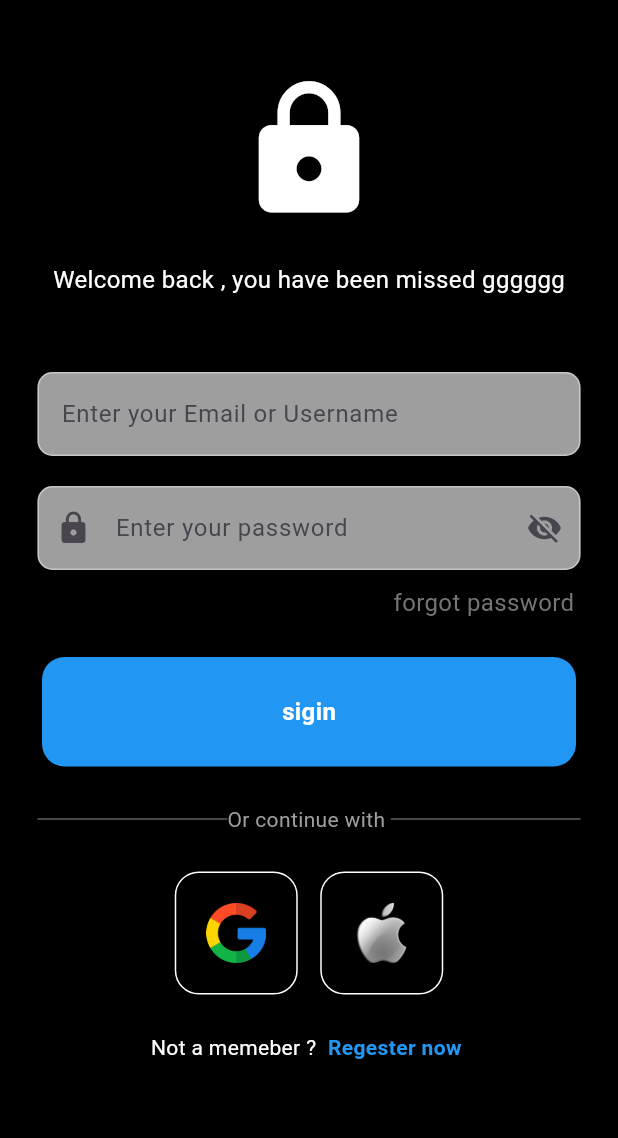
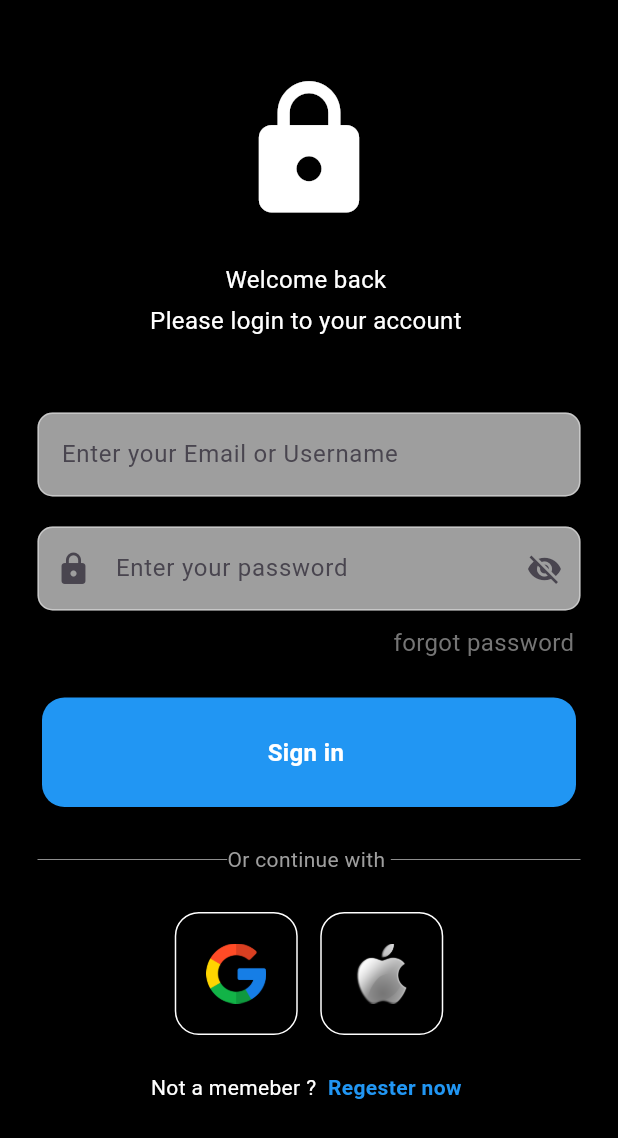
Before and after one commit to LinaDjebli/tourism_application, a Flutter app: the screen it shows after launch, on a phone screen of 412 x 824 dp. Shown: the top 1138 px of the screen. Run offline on Flutter 3.47's test engine with Material 3 defaults, Android fonts, the phone set to English and light mode, and no system bars.

Commit message:
login ui completed

```diff
--- a/lib/loginpage/Passwordfield.dart
+++ b/lib/loginpage/Passwordfield.dart
@@ -1,18 +1,50 @@
 import 'package:flutter/material.dart';
 
-class passwordfiled extends StatefulWidget {
-  const passwordfiled({Key? key}) : super(key: key);
-
+class PasswordField extends StatefulWidget {
   @override
-  State<passwordfiled> createState() => _passwordfiled();
+  State<StatefulWidget> createState() => _PasswordField();
 }
 
-class _passwordfiled extends State<passwordfiled> {
-  // final GlobalKey<FabCircularMenuState> fabkey = GlobalKey();
-
+class _PasswordField extends State<PasswordField> {
+  bool visibaleicon = false;
+  Icon passwordIcon = Icon(Icons.visibility_off);
   @override
   Widget build(BuildContext context) {
-    // TODO: implement build
-    throw UnimplementedError();
+    return Padding(
+      padding: EdgeInsets.symmetric(horizontal: 25.0),
+      child: TextField(
+        obscureText: visibaleicon ? true : false,
+        decoration: InputDecoration(
+            prefixIcon: Icon(Icons.lock),
+            suffixIcon: IconButton(
+              onPressed: () {
+                setState(() {
+                  visibaleicon = !visibaleicon;
+                  if (visibaleicon) {
+                    passwordIcon = const Icon(Icons.visibility);
+                  } else {
+                    passwordIcon = const Icon(Icons.visibility_off);
+                  }
+                });
+              },
+              icon: passwordIcon,
+            ),
+            enabledBorder: OutlineInputBorder(
+              borderSide:
+                  BorderSide(color: const Color.fromARGB(109, 255, 255, 255)),
+              borderRadius:
+                  BorderRadius.circular(10.0), // Set borderRadius here
+            ),
+            focusedBorder: OutlineInputBorder(
+              borderSide:
+                  BorderSide(color: const Color.fromARGB(109, 255, 255, 255)),
+              borderRadius:
+                  BorderRadius.circular(10.0), // Set borderRadius here
+            ),
+            fillColor: Colors.grey,
+            filled: true,
+            hintText: "Enter your password "),
+      ),
+    );
   }
 }
--- a/lib/loginpage/login.dart
+++ b/lib/loginpage/login.dart
@@ -1,6 +1,7 @@
 import 'package:flutter/foundation.dart';
 import 'package:flutter/material.dart';
 import 'package:tourism_application/SquaretTile.dart';
+import 'package:tourism_application/loginpage/Passwordfield.dart';
 import 'package:tourism_application/loginpage/signin.dart';
 import 'package:tourism_application/loginpage/textfiled.dart';
 
@@ -20,8 +21,10 @@ class loginPage extends StatelessWidget {
     return Scaffold(
         backgroundColor: Colors.black,
         body: SafeArea(
-            child: Center(
-                child: Column(
+            child: SingleChildScrollView(
+                child: Center(
+                    child: Column(
+          mainAxisAlignment: MainAxisAlignment.center,
           children: [
             SizedBox(height: 50),
             //logo
@@ -35,12 +38,24 @@ class loginPage extends StatelessWidget {
 
             //welcome back message
             Text(
-              'Welcome back , you have been missed gggggg',
+              'Welcome back ',
               style: TextStyle(
                 color: Colors.white,
                 fontSize: 16,
               ),
             ),
+
+            const SizedBox(
+              height: 4,
+            ),
+            Text(
+              'Please login to your account ',
+              style: TextStyle(
+                color: Colors.white,
+                fontSize: 16,
+              ),
+            ),
+
             const SizedBox(height: 50),
 
             //username textfield
@@ -52,35 +67,7 @@ class loginPage extends StatelessWidget {
             const SizedBox(height: 20),
 
             //password textfield
-            Padding(
-              padding: EdgeInsets.symmetric(horizontal: 25.0),
-              child: TextField(
-                obscureText: visibaleicon ? true : false,
-                decoration: InputDecoration(
-                    prefixIcon: Icon(Icons.lock),
-                    suffixIcon: IconButton(
-                      onPressed: () {
-                        //setState((){});
-                      },
-                      icon: passwordIcon,
-                    ),
-                    enabledBorder: OutlineInputBorder(
-                      borderSide: BorderSide(
-                          color: const Color.fromARGB(109, 255, 255, 255)),
-                      borderRadius:
-                          BorderRadius.circular(10.0), // Set borderRadius here
-                    ),
-                    focusedBorder: OutlineInputBorder(
-                      borderSide: BorderSide(
-                          color: const Color.fromARGB(109, 255, 255, 255)),
-                      borderRadius:
-                          BorderRadius.circular(10.0), // Set borderRadius here
-                    ),
-                    fillColor: Colors.grey,
-                    filled: true,
-                    hintText: "Enter your password "),
-              ),
-            ),
+            PasswordField(),
 
             const SizedBox(height: 10),
             // forgot password button
@@ -169,6 +156,6 @@ class loginPage extends StatelessWidget {
               ],
             )
           ],
-        ))));
+        )))));
   }
 }
--- a/lib/loginpage/signin.dart
+++ b/lib/loginpage/signin.dart
@@ -15,7 +15,7 @@ class sigin extends StatelessWidget {
                 color: Colors.blue, borderRadius: BorderRadius.circular(15.0)),
             child: Center(
                 child: Text(
-              "sigin",
+              "Sign in ",
               style: TextStyle(
                   fontWeight: FontWeight.bold,
                   color: Colors.white,
```
